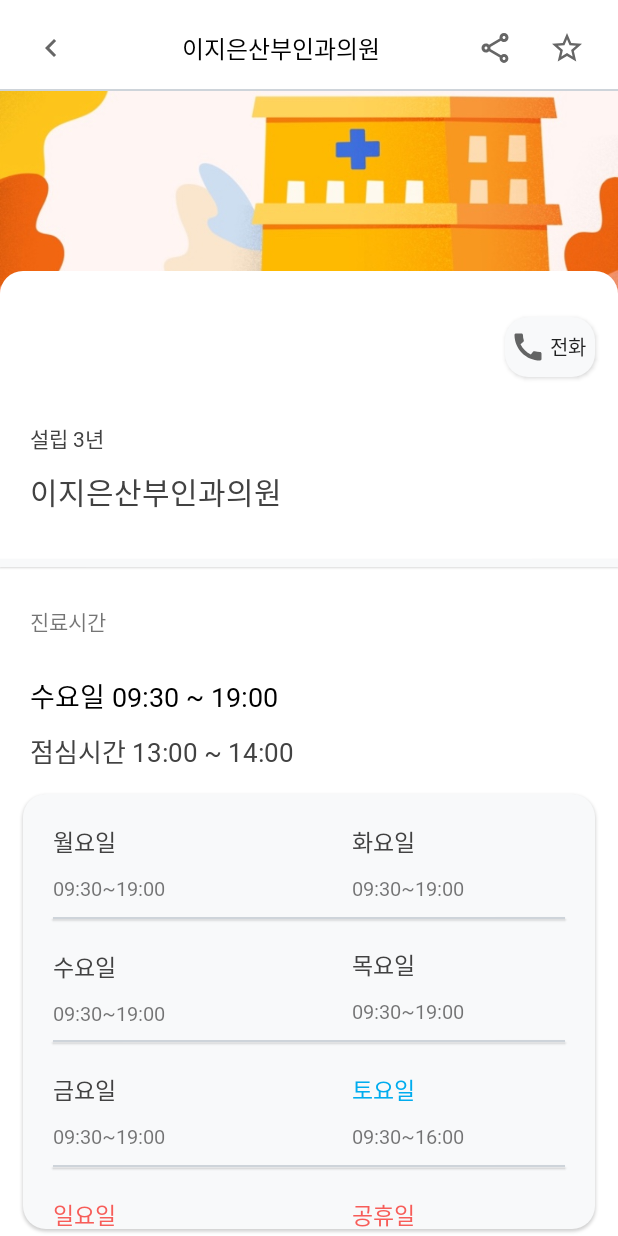
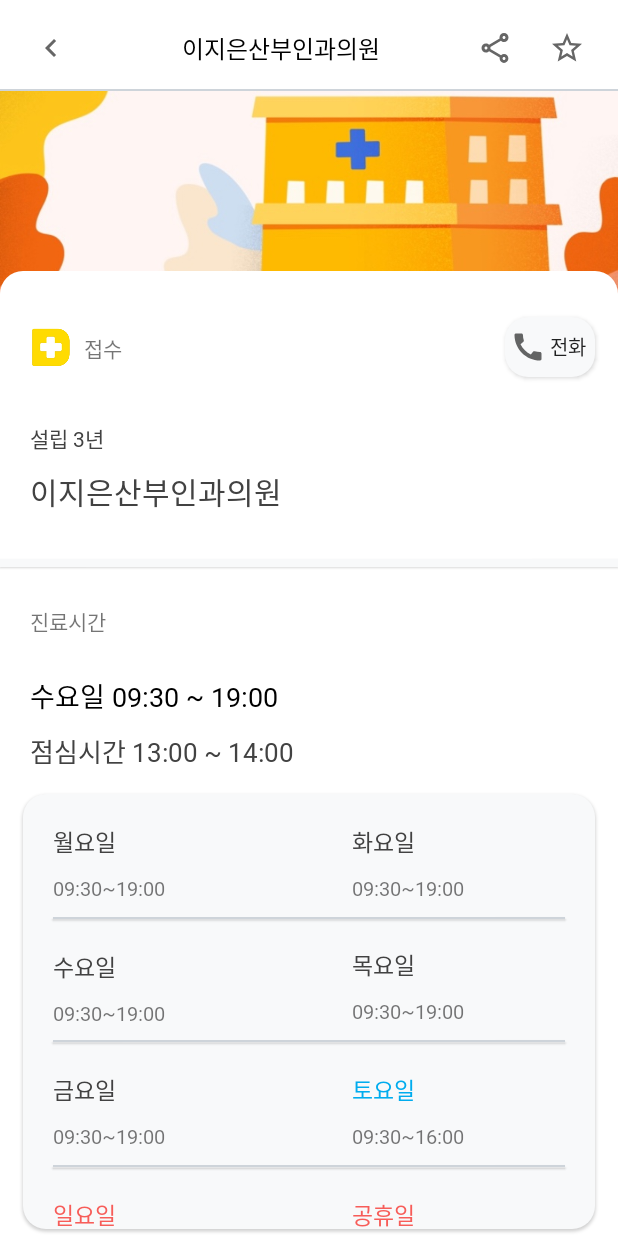
Before and after one commit to onseok/ddoc_doc, an Android app: the layout activity_detail.xml on its own in the app's theme, with its tools: preview values and no code run, on a phone screen of 412 x 824 dp. Run offline under Robolectric (Android 15) with nearby library versions, the phone set to English and light mode, and no system bars; plain views replace LocationButtonView, MapView.

Commit message:
feat: finish detailActivity UI

```diff
--- a/app/src/main/res/layout/activity_detail.xml
+++ b/app/src/main/res/layout/activity_detail.xml
@@ -99,6 +99,29 @@
                 android:visibility="visible"
                 app:layout_constraintEnd_toEndOf="parent"
                 app:layout_constraintTop_toBottomOf="@id/hospitalDetailBackgroundImageView" />
+
+            <androidx.appcompat.widget.AppCompatImageView
+                android:id="@+id/mainLogoImageView"
+                android:layout_width="35dp"
+                android:layout_height="35dp"
+                android:layout_marginStart="15dp"
+                android:src="@drawable/ic_ddoc_doc_main_logo"
+                android:translationZ="1dp"
+                app:layout_constraintBottom_toBottomOf="@id/hospitalDetailCallButton"
+                app:layout_constraintStart_toStartOf="parent"
+                app:layout_constraintTop_toTopOf="@id/hospitalDetailCallButton" />
+
+            <TextView
+                android:layout_width="wrap_content"
+                android:layout_height="wrap_content"
+                android:layout_marginStart="5dp"
+                android:fontFamily="@font/ddoc_doc_font"
+                android:text="접수"
+                android:textSize="14sp"
+                android:translationZ="1dp"
+                app:layout_constraintBottom_toBottomOf="@id/mainLogoImageView"
+                app:layout_constraintStart_toEndOf="@id/mainLogoImageView"
+                app:layout_constraintTop_toTopOf="@id/mainLogoImageView" />
 
             <TextView
                 android:id="@+id/hospitalDetailYearTextView"
@@ -647,7 +670,7 @@
                 android:layout_width="0dp"
                 android:layout_height="120dp"
                 android:layout_marginStart="15dp"
-                android:layout_marginTop="15dp"
+                android:layout_marginTop="30dp"
                 android:layout_marginEnd="15dp"
                 android:layout_marginBottom="10dp"
                 android:background="@drawable/introduce_service_background"
```
Also changed, not shown: app/src/main/res/drawable-v24/ic_ddoc_doc_main_logo.png (added).
